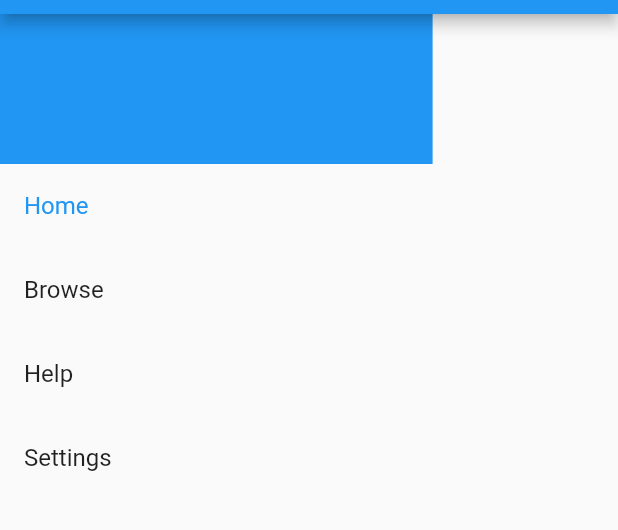
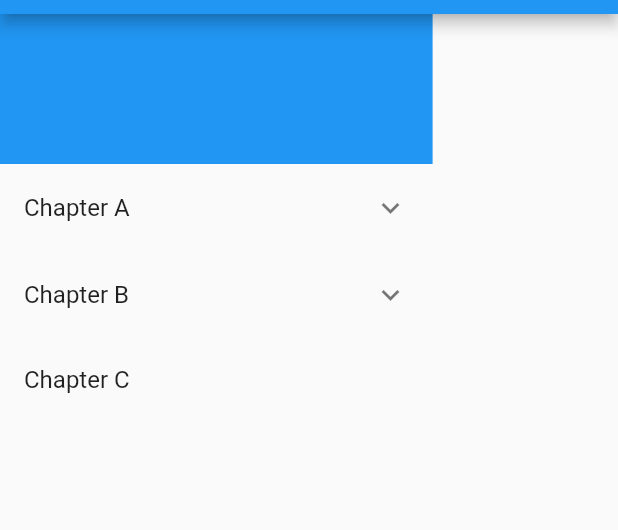
Before and after one commit to tusharsadhwani/flutter_sidebar, a Flutter app: the screen it shows after launch, on a phone screen of 412 x 824 dp, the part 70-600 px from its top. Run offline on Flutter 3.47's test engine with Material 2 defaults, Android fonts, the phone set to English and light mode, and no system bars.

Commit message:
Add Map to sidebar builder

```diff
--- a/example/lib/main.dart
+++ b/example/lib/main.dart
@@ -1,10 +1,11 @@
 import 'package:flutter/material.dart';
-import 'package:device_preview/device_preview.dart';
+// import 'package:device_preview/device_preview.dart';
 
 import 'package:flutter_sidebar/flutter_sidebar.dart';
 
 void main() {
-  runApp(DevicePreview(builder: (context) => MyApp()));
+  // runApp(DevicePreview(builder: (context) => MyApp()));
+  runApp(MyApp());
 }
 
 class MyApp extends StatelessWidget {
@@ -13,8 +14,8 @@ class MyApp extends StatelessWidget {
     const title = 'Flutter Sidebar Test';
 
     return MaterialApp(
-      builder: DevicePreview.appBuilder,
-      locale: DevicePreview.of(context).locale,
+      // builder: DevicePreview.appBuilder,
+      // locale: DevicePreview.of(context).locale,
       title: title,
       theme: ThemeData(
         primarySwatch: Colors.blue,
@@ -35,6 +36,30 @@ class MyHomePage extends StatefulWidget {
 }
 
 class _MyHomePageState extends State<MyHomePage> {
+  final List<Map<String, dynamic>> data = [
+    {
+      'title': 'Chapter A',
+      'children': [
+        {'title': 'Chapter A1'},
+        {'title': 'Chapter A2'},
+      ],
+    },
+    {
+      'title': 'Chapter B',
+      'children': [
+        {'title': 'Chapter B1'},
+        {
+          'title': 'Chapter B2',
+          'children': [
+            {'title': 'Chapter B2a'},
+            {'title': 'Chapter B2b'},
+          ]
+        },
+      ],
+    },
+    {'title': 'Chapter C'},
+  ];
+
   @override
   Widget build(BuildContext context) {
     return Scaffold(
@@ -44,7 +69,7 @@ class _MyHomePageState extends State<MyHomePage> {
       body: Row(
         children: [
           Sidebar(
-            tabs: ['Home', 'Browse', 'Help', 'Settings'],
+            tabs: data,
           ),
         ],
       ),
--- a/lib/flutter_sidebar.dart
+++ b/lib/flutter_sidebar.dart
@@ -3,7 +3,7 @@ library flutter_sidebar;
 import 'package:flutter/material.dart';
 
 class Sidebar extends StatefulWidget {
-  final List<String> tabs;
+  final List<Map<String, dynamic>> tabs;
 
   const Sidebar({Key key, @required this.tabs}) : super(key: key);
 
@@ -30,15 +30,8 @@ class _SidebarState extends State<Sidebar> {
           ),
           Expanded(
             child: ListView.builder(
-              itemBuilder: (context, index) => ListTile(
-                onTap: () {
-                  setState(() {
-                    activeTab = index;
-                  });
-                },
-                title: Text(widget.tabs[index]),
-                selected: index == activeTab,
-              ),
+              itemBuilder: (BuildContext context, int index) =>
+                  SidebarItem(widget.tabs[index]),
               itemCount: widget.tabs.length,
             ),
           )
@@ -47,3 +40,28 @@ class _SidebarState extends State<Sidebar> {
     );
   }
 }
+
+class SidebarItem extends StatelessWidget {
+  const SidebarItem(this.data);
+
+  final Map<String, dynamic> data;
+
+  Widget _buildTiles(Map<String, dynamic> root) {
+    if (root['children'] == null) return ListTile(title: Text(root['title']));
+
+    List<Widget> children = [];
+    for (Map<String, dynamic> item in root['children']) {
+      children.add(_buildTiles(item));
+    }
+
+    return ExpansionTile(
+      title: Text(root['title']),
+      children: children,
+    );
+  }
+
+  @override
+  Widget build(BuildContext context) {
+    return _buildTiles(data);
+  }
+}
```
